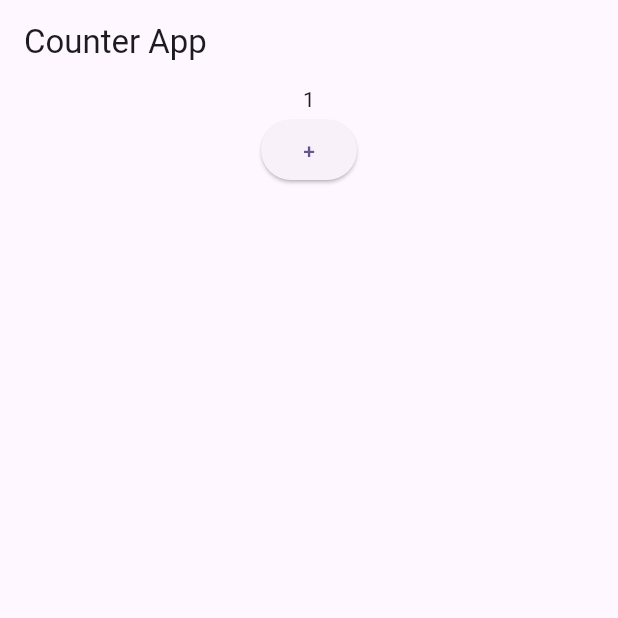
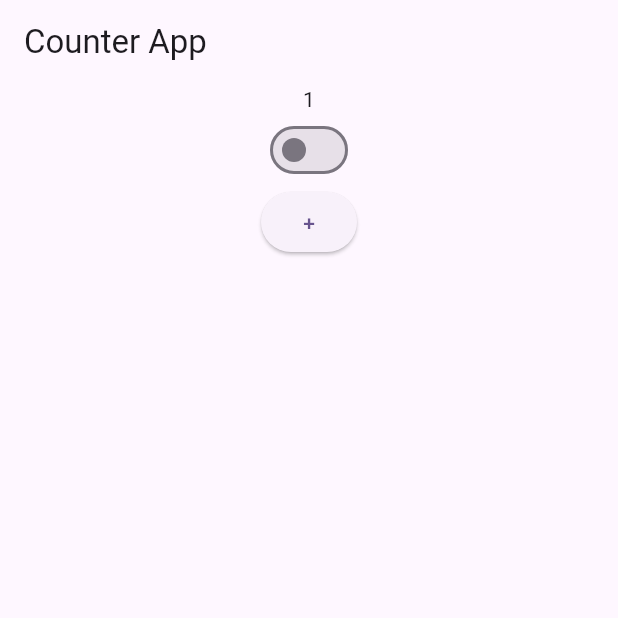
Before and after one commit to Anurags32/riverpod_practic, a Flutter app: the screen it shows after launch, after a tap on an icon or button, on a phone screen of 412 x 824 dp, the top half of it. Run offline on Flutter 3.47's test engine with Material 3 defaults, Android fonts, the light colour scheme and no system bars; our stand-ins replace flutter_riverpod, riverpod.

Commit message:
counter app

```diff
--- a/lib/screen/counterApp/counter_app.dart
+++ b/lib/screen/counterApp/counter_app.dart
@@ -1,14 +1,18 @@
 import 'package:flutter/material.dart';
 import 'package:flutter_riverpod/flutter_riverpod.dart';
 
-final counter = StateProvider<int>((ref){
+final counter = StateProvider<int>((ref) {
   return 0;
 });
+final switchbutton = StateProvider<bool>((ref) {
+  return false;
+});
+
 class CounterAppScreen extends ConsumerWidget {
   const CounterAppScreen({super.key});
 
   @override
-  Widget build(BuildContext context,WidgetRef ref) {
+  Widget build(BuildContext context, WidgetRef ref) {
     return Scaffold(
       appBar: AppBar(
         title: Text("Counter App"),
@@ -16,7 +20,6 @@ class CounterAppScreen extends ConsumerWidget {
       body: Column(
         children: [
           Consumer(
-
             builder: (context, ref, child) {
               final counterr = ref.watch(counter);
               return Center(
@@ -24,9 +27,24 @@ class CounterAppScreen extends ConsumerWidget {
               );
             },
           ),
-          Center(child: ElevatedButton(onPressed: (){
-ref.read(counter.notifier).state++;
-          }, child: Text("+")))
+          Consumer(
+            builder: (context, ref, child) {
+              final counterr = ref.watch(switchbutton);
+              return Center(
+                child: Switch(
+                    value: counterr,
+                    onChanged: (value) {
+                      ref.read(switchbutton.notifier).state = value;
+                    }),
+              );
+            },
+          ),
+          Center(
+              child: ElevatedButton(
+                  onPressed: () {
+                    ref.read(counter.notifier).state++;
+                  },
+                  child: Text("+")))
         ],
       ),
     );
```
